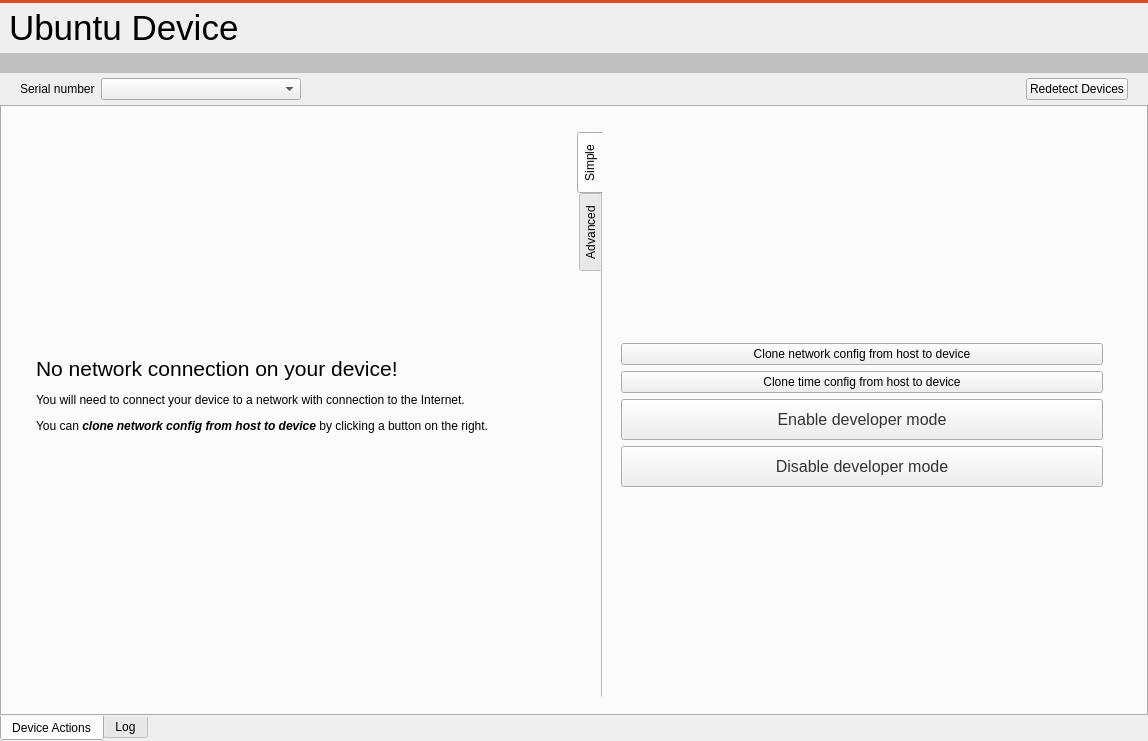
runelabs/qtcreator-plugin-ubuntu, file src/ubuntu/ubuntudeviceswidget.ui: the form before one commit.
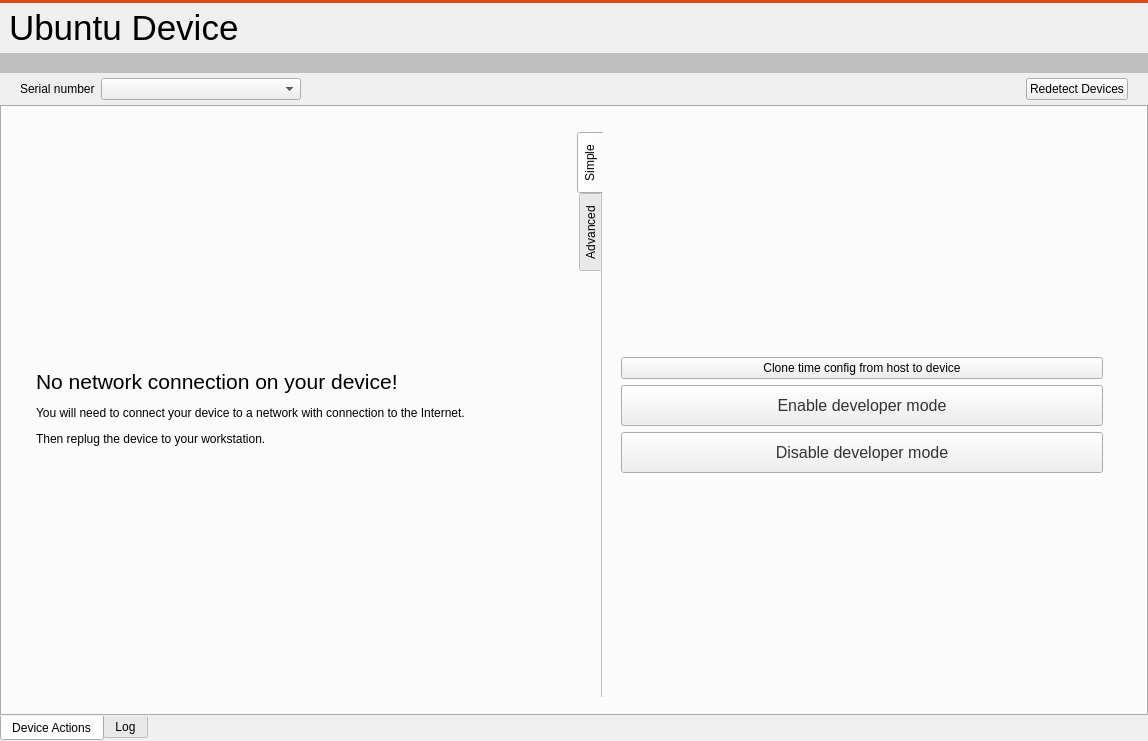
The form after the commit.

Commit message: Added USB device connect/disconnect detection. Removed the "Clone Network" button from the "no network screen". Print less stuff to Log tab in the Devices.

```diff
--- a/src/ubuntu/ubuntudeviceswidget.ui
+++ b/src/ubuntu/ubuntudeviceswidget.ui
@@ -481,7 +481,7 @@
                           <item>
                            <widget class="QLabel" name="label_10">
                             <property name="text">
-                             <string>&lt;html&gt;&lt;head/&gt;&lt;body&gt;&lt;p&gt;&lt;span style=&quot; font-size:16pt;&quot;&gt;No network connection on your device!&lt;/span&gt;&lt;/p&gt;&lt;p&gt;You will need to connect your device to a network with connection to the Internet. &lt;/p&gt;&lt;p&gt;You can &lt;span style=&quot; font-weight:600; font-style:italic;&quot;&gt;clone network config from host to device&lt;/span&gt; by clicking a button on the right.&lt;/p&gt;&lt;p&gt;&lt;br/&gt;&lt;/p&gt;&lt;/body&gt;&lt;/html&gt;</string>
+                             <string>&lt;html&gt;&lt;head/&gt;&lt;body&gt;&lt;p&gt;&lt;span style=&quot; font-size:16pt;&quot;&gt;No network connection on your device!&lt;/span&gt;&lt;/p&gt;&lt;p&gt;You will need to connect your device to a network with connection to the Internet. &lt;/p&gt;&lt;p&gt;Then replug the device to your workstation.&lt;br/&gt;&lt;/p&gt;&lt;/body&gt;&lt;/html&gt;</string>
                             </property>
                            </widget>
                           </item>
@@ -521,13 +521,6 @@
                                </property>
                               </spacer>
                              </item>
-                             <item>
-                              <widget class="QPushButton" name="pushButtonCloneNetworkConfig_2">
-                               <property name="text">
-                                <string>Clone network config from host to device</string>
-                               </property>
-                              </widget>
-                             </item>
                              <item>
                               <widget class="QPushButton" name="pushButtonCloneTimeConfig">
                                <property name="text">
```
The commit also changes 8 other files.
